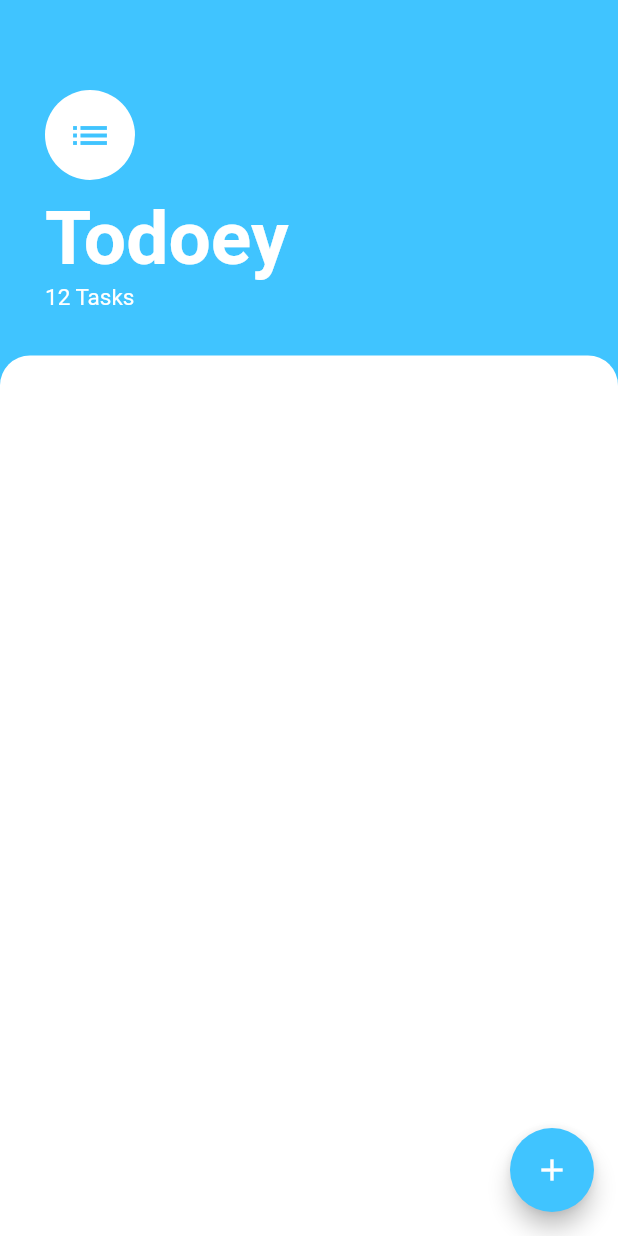
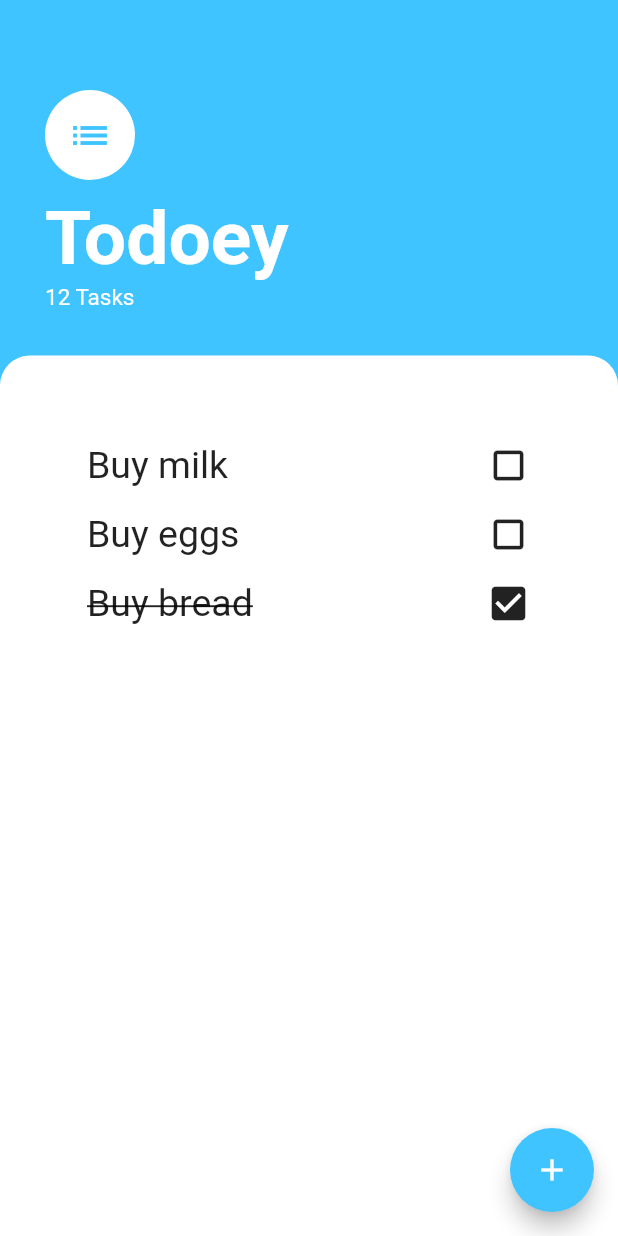
Before and after one commit to ortizen/todoey, a Flutter app: the screen it shows after launch, on a phone screen of 412 x 824 dp. Run offline on Flutter 3.47's test engine with Material 2 defaults, Android fonts, the phone set to English and light mode, and no system bars.

Commit message:
GUI design

```diff
--- a/lib/screens/task_screen.dart
+++ b/lib/screens/task_screen.dart
@@ -57,6 +57,7 @@ class TaskScreen extends StatelessWidget {
                     topLeft: Radius.circular(20.0),
                     topRight: Radius.circular(20.0),
                   )),
+              child: Tasks(),
             ),
           ),
         ],
@@ -64,3 +65,70 @@ class TaskScreen extends StatelessWidget {
     );
   }
 }
+
+class Tasks extends StatelessWidget {
+  List<Padding> tasks = [
+    Padding(
+      padding: const EdgeInsets.all(8.0),
+      child: Row(
+        children: <Widget>[
+          Expanded(
+              child: Text(
+                'Buy milk',
+                style: TextStyle(
+                  fontSize: 25.0,
+                ),
+              )),
+          Icon(
+            Icons.crop_square,
+            size: 30.0,
+          ),
+        ],
+      ),
+    ),
+    Padding(
+      padding: const EdgeInsets.all(8.0),
+      child: Row(
+        children: <Widget>[
+          Expanded(
+              child: Text(
+                'Buy eggs',
+                style: TextStyle(
+                  fontSize: 25.0,
+                ),
+              )),
+          Icon(
+            Icons.crop_square,
+            size: 30.0,
+          ),
+        ],
+      ),
+    ),
+    Padding(
+      padding: const EdgeInsets.all(8.0),
+      child: Row(
+        children: <Widget>[
+          Expanded(
+            child: Text(
+              'Buy bread',
+              style: TextStyle(
+                  decoration: TextDecoration.lineThrough, fontSize: 25.0),
+            ),
+          ),
+          Icon(
+            Icons.check_box,
+            size: 30.0,
+          ),
+        ],
+      ),
+    ),
+  ];
+
+  @override
+  Widget build(BuildContext context) {
+    return ListView(
+      padding: EdgeInsets.all(50.0),
+      children: tasks,
+    );
+  }
+}
```
